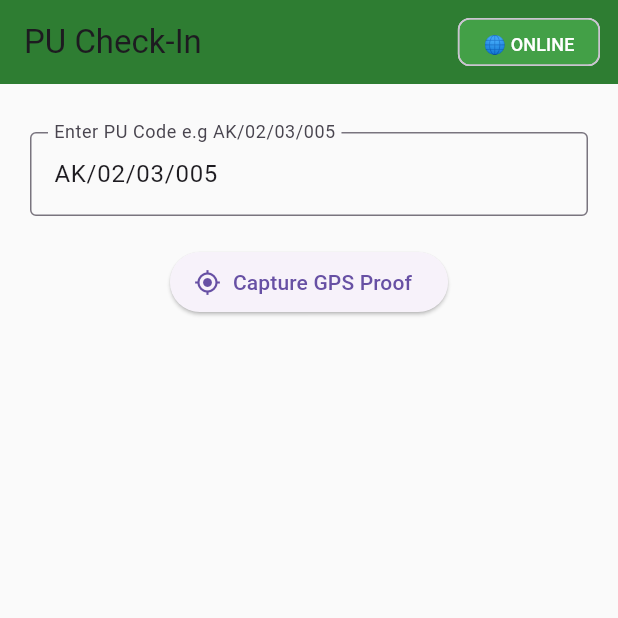
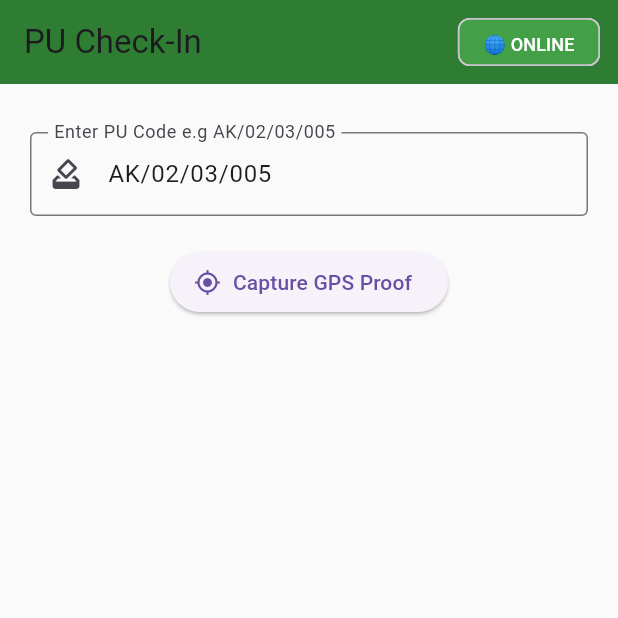
Before and after one commit to Emma-123-maker/pu-watch, a Flutter app: the screen it shows after launch, item 2 of the bottom bar chosen, after a tap on "CHECK-IN NOW", on a phone screen of 412 x 824 dp, the top half of it. Run offline on Flutter 3.47's test engine with Material 3 defaults, Android fonts, the phone set to English and light mode, and no system bars; our stand-ins replace connectivity_plus, geolocator, hive_flutter, image_picker; accounts and stored records are empty.

Commit message:
Enhance CheckInScreen with initialCode and UI updates
Added initialCode parameter to CheckInScreen and updated puCode initialization. Improved TextField with controller and icons, and updated sync logic to check for non-empty box.

```diff
--- a/pu-watch/lib/screens/check_in_screen.dart
+++ b/pu-watch/lib/screens/check_in_screen.dart
@@ -4,22 +4,43 @@ import 'package:connectivity_plus/connectivity_plus.dart';
 import 'package:hive_flutter/hive_flutter.dart';
 
 class CheckInScreen extends StatefulWidget {
-  const CheckInScreen({super.key});
+  final String initialCode;
+  const CheckInScreen({super.key, this.initialCode = ""});
   @override
   State<CheckInScreen> createState() => _CheckInScreenState();
 }
 
 class _CheckInScreenState extends State<CheckInScreen> {
   String? gpsText;
-  String? puCode = "AK/02/03/005";
+  String puCode = "AK/02/03/005";
   bool isOffline = false;
   int pendingCount = 0;
   late Box box;
+  late TextEditingController _puController;
 
   @override
   void initState() {
     super.initState();
+    puCode = widget.initialCode.isNotEmpty? widget.initialCode : "AK/02/03/005";
+    _puController = TextEditingController(text: puCode);
     initOffline();
+  }
+
+  @override
+  void didUpdateWidget(covariant CheckInScreen oldWidget) {
+    super.didUpdateWidget(oldWidget);
+    if (widget.initialCode.isNotEmpty && widget.initialCode!= oldWidget.initialCode) {
+      setState(() {
+        puCode = widget.initialCode;
+        _puController.text = widget.initialCode;
+      });
+    }
+  }
+
+  @override
+  void dispose() {
+    _puController.dispose();
+    super.dispose();
   }
 
   Future<void> initOffline() async {
@@ -77,9 +98,7 @@ class _CheckInScreenState extends State<CheckInScreen> {
         SnackBar(content: Text('📴 Offline saved! $pendingCount pending — will auto-sync when online'), backgroundColor: Colors.orange[800]),
       );
     } else {
-      // Simulate online upload, then mark synced
-      await Future.delayed(Duration(seconds: 1)); // replace with your API call
-      // Mark last as synced
+      await Future.delayed(Duration(seconds: 1));
       var lastIndex = box.length - 1;
       var last = box.getAt(lastIndex);
       last['synced'] = true;
@@ -95,12 +114,11 @@ class _CheckInScreenState extends State<CheckInScreen> {
 
   Future<void> syncPending() async {
     if (box.values.where((e) => e['synced'] == false).isEmpty) return;
-    // Here you would loop and upload each pending to your server
     for (int i = 0; i < box.length; i++) {
       var item = box.getAt(i);
       if (item['synced'] == false) {
         try {
-          await Future.delayed(Duration(milliseconds: 500)); // replace with API call
+          await Future.delayed(Duration(milliseconds: 500));
           item['synced'] = true;
           await box.putAt(i, item);
         } catch (_) {}
@@ -109,7 +127,7 @@ class _CheckInScreenState extends State<CheckInScreen> {
     setState(() {
       pendingCount = box.values.where((e) => e['synced'] == false).length;
     });
-    if (mounted && pendingCount == 0) {
+    if (mounted && pendingCount == 0 && box.isNotEmpty) {
       ScaffoldMessenger.of(context).showSnackBar(
         SnackBar(content: Text('🔄 All offline check-ins synced!')),
       );
@@ -151,16 +169,27 @@ class _CheckInScreenState extends State<CheckInScreen> {
               ),
             SizedBox(height: 12),
             TextField(
-              decoration: InputDecoration(labelText: "Enter PU Code e.g AK/02/03/005", border: OutlineInputBorder()),
+              controller: _puController,
+              decoration: InputDecoration(
+                labelText: "Enter PU Code e.g AK/02/03/005",
+                border: OutlineInputBorder(),
+                prefixIcon: Icon(Icons.how_to_vote),
+                suffixIcon: widget.initialCode.isNotEmpty? Icon(Icons.check_circle, color: Colors.green) : null,
+              ),
               onChanged: (v) => puCode = v,
-              controller: TextEditingController(text: puCode),
             ),
+            if (widget.initialCode.isNotEmpty)
+              Padding(
+                padding: EdgeInsets.only(top:8),
+                child: Text("✅ Auto-filled from Find PU: ${widget.initialCode}", style: TextStyle(color: Colors.green[800], fontWeight: FontWeight.bold, fontSize:12)),
+              ),
             SizedBox(height: 20),
             ElevatedButton.icon(onPressed: getLocation, icon: Icon(Icons.gps_fixed), label: Text("Capture GPS Proof")),
             SizedBox(height: 20),
             if (gpsText!= null)
               Container(
                 padding: EdgeInsets.all(12),
+                width: double.infinity,
                 decoration: BoxDecoration(color: Colors.green[50], border: Border.all(color: Colors.green)),
                 child: Text("📍 $gpsText\n⏰ ${DateTime.now()}\n✅ Verified at PU: $puCode", style: TextStyle(fontSize: 16)),
               ),
```
